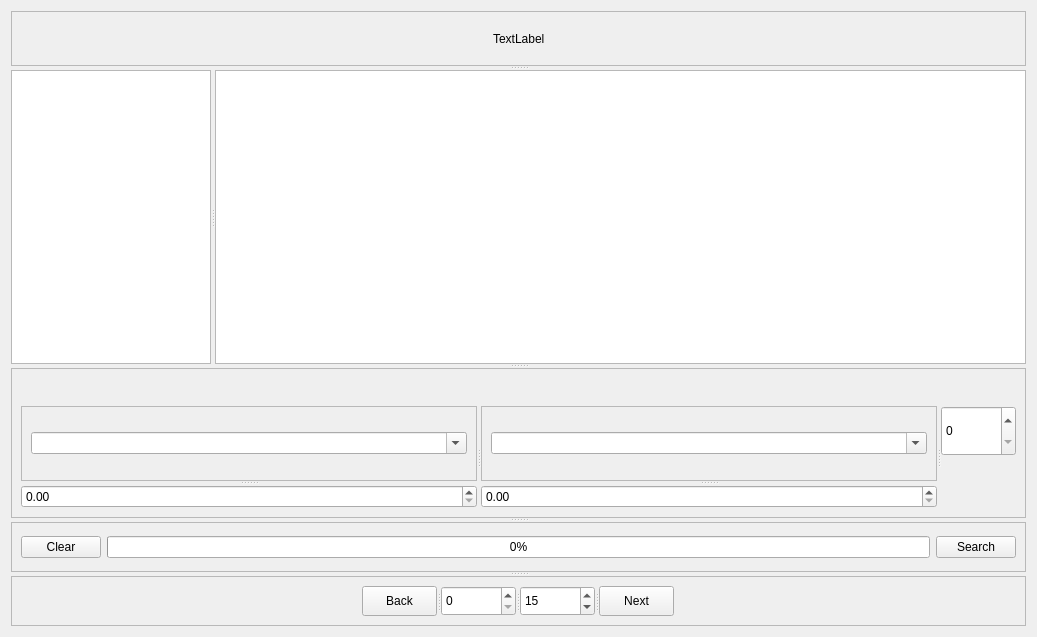
Qt form admin_client/client_gui/app/EditDB/forms/GenericWidgetProduct.ui (deskos-xp/SaffronServer) before a commit.
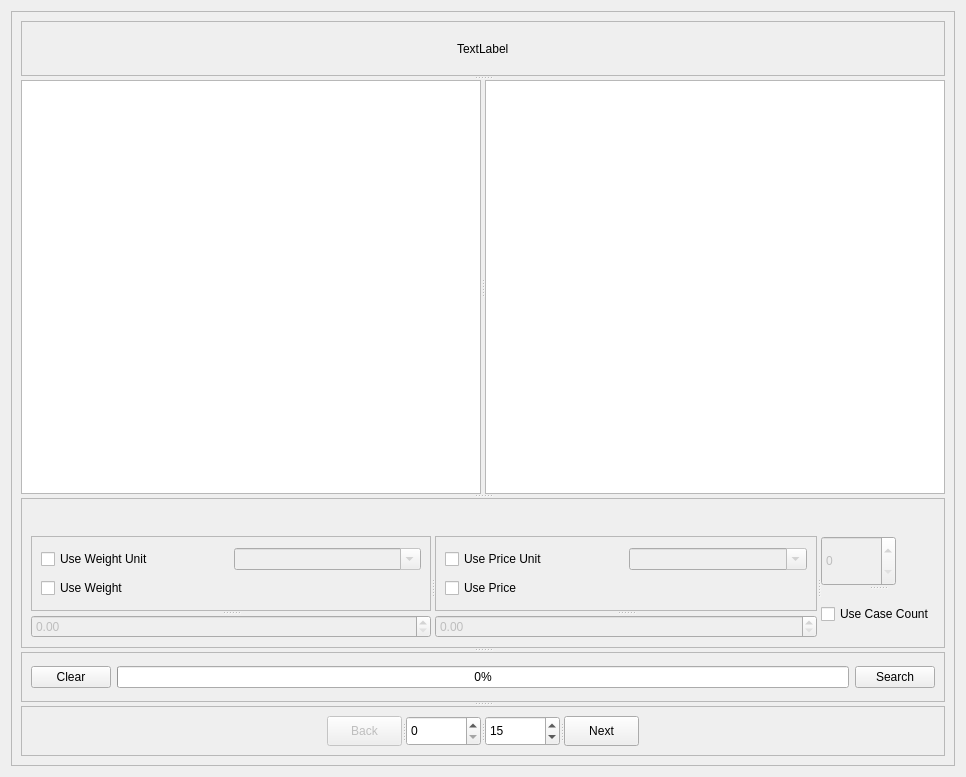
The same form after that commit.

Commit message: completed functionality for searching in edit db dialog, now new gui components are need

```diff
--- a/admin_client/client_gui/app/EditDB/forms/GenericWidgetProduct.ui
+++ b/admin_client/client_gui/app/EditDB/forms/GenericWidgetProduct.ui
@@ -6,8 +6,8 @@
    <rect>
     <x>0</x>
     <y>0</y>
-    <width>1037</width>
-    <height>637</height>
+    <width>966</width>
+    <height>777</height>
    </rect>
   </property>
   <property name="windowTitle">
@@ -15,6 +15,21 @@
   </property>
   <layout class="QGridLayout" name="gridLayout_3">
    <item row="0" column="0">
+    <widget class="QScrollArea" name="scrollArea">
+     <property name="widgetResizable">
+      <bool>true</bool>
+     </property>
+     <widget class="QWidget" name="scrollAreaWidgetContents">
+      <property name="geometry">
+       <rect>
+        <x>0</x>
+        <y>0</y>
+        <width>950</width>
+        <height>761</height>
+       </rect>
+      </property>
+      <layout class="QGridLayout" name="gridLayout_8">
+       <item row="0" column="0">
     <widget class="QSplitter" name="splitter_7">
      <property name="orientation">
       <enum>Qt::Vertical</enum>
@@ -73,14 +88,27 @@
        <enum>Qt::Horizontal</enum>
       </property>
       <widget class="QListView" name="results">
+           <property name="minimumSize">
+            <size>
+             <width>400</width>
+             <height>400</height>
+            </size>
+           </property>
        <property name="maximumSize">
         <size>
-         <width>200</width>
+             <width>16777215</width>
          <height>16777215</height>
         </size>
        </property>
       </widget>
-      <widget class="QTableView" name="terms"/>
+          <widget class="QTableView" name="terms">
+           <property name="minimumSize">
+            <size>
+             <width>400</width>
+             <height>400</height>
+            </size>
+           </property>
+          </widget>
      </widget>
      <widget class="QFrame" name="frame_4">
       <property name="minimumSize">
@@ -103,7 +131,7 @@
       </property>
       <layout class="QGridLayout" name="gridLayout_7">
        <item row="1" column="0">
-        <widget class="QSplitter" name="splitter_5">
+            <widget class="QSplitter" name="splitter_8">
          <property name="orientation">
           <enum>Qt::Horizontal</enum>
          </property>
@@ -125,8 +153,11 @@
             <enum>QFrame::Raised</enum>
            </property>
            <layout class="QGridLayout" name="gridLayout_6">
-            <item row="0" column="0">
+                <item row="0" column="1">
              <widget class="QComboBox" name="weightUnit">
+                  <property name="enabled">
+                   <bool>false</bool>
+                  </property>
               <property name="editable">
                <bool>true</bool>
               </property>
@@ -135,9 +166,32 @@
               </property>
              </widget>
             </item>
+                <item row="0" column="0">
+                 <widget class="QCheckBox" name="useWeightUnit">
+                  <property name="toolTip">
+                   <string>include weight unit in search</string>
+                  </property>
+                  <property name="text">
+                   <string>Use Weight Unit</string>
+                  </property>
+                 </widget>
+                </item>
+                <item row="1" column="0">
+                 <widget class="QCheckBox" name="useWeight">
+                  <property name="toolTip">
+                   <string>include weight in search</string>
+                  </property>
+                  <property name="text">
+                   <string>Use Weight</string>
+                  </property>
+                 </widget>
+                </item>
            </layout>
           </widget>
           <widget class="QDoubleSpinBox" name="weight">
+               <property name="enabled">
+                <bool>false</bool>
+               </property>
            <property name="maximum">
             <double>1000000000000000019884624838656.000000000000000</double>
            </property>
@@ -162,7 +216,20 @@
            </property>
            <layout class="QGridLayout" name="gridLayout_5">
             <item row="0" column="0">
+                 <widget class="QCheckBox" name="usePriceUnit">
+                  <property name="toolTip">
+                   <string>include price unit in search</string>
+                  </property>
+                  <property name="text">
+                   <string>Use Price Unit</string>
+                  </property>
+                 </widget>
+                </item>
+                <item row="0" column="1">
              <widget class="QComboBox" name="priceUnit">
+                  <property name="enabled">
+                   <bool>false</bool>
+                  </property>
               <property name="editable">
                <bool>true</bool>
               </property>
@@ -171,15 +238,38 @@
               </property>
              </widget>
             </item>
+                <item row="1" column="0">
+                 <widget class="QCheckBox" name="usePrice">
+                  <property name="toolTip">
+                   <string>include price in search</string>
+                  </property>
+                  <property name="text">
+                   <string>Use Price</string>
+                  </property>
+                 </widget>
+                </item>
            </layout>
           </widget>
           <widget class="QDoubleSpinBox" name="price">
+               <property name="enabled">
+                <bool>false</bool>
+               </property>
            <property name="maximum">
             <double>100000000000000005366162204393472.000000000000000</double>
            </property>
           </widget>
          </widget>
+             <widget class="QSplitter" name="splitter_5">
+              <property name="orientation">
+               <enum>Qt::Vertical</enum>
+              </property>
+              <property name="childrenCollapsible">
+               <bool>false</bool>
+              </property>
          <widget class="QSpinBox" name="casecount">
+               <property name="enabled">
+                <bool>false</bool>
+               </property>
           <property name="maximumSize">
            <size>
             <width>75</width>
@@ -193,6 +283,12 @@
            <number>999999999</number>
           </property>
          </widget>
+              <widget class="QCheckBox" name="useCaseCount">
+               <property name="text">
+                <string>Use Case Count</string>
+               </property>
+              </widget>
+             </widget>
         </widget>
        </item>
        <item row="0" column="0">
@@ -289,6 +385,9 @@
            <enum>Qt::Horizontal</enum>
           </property>
           <widget class="QPushButton" name="back">
+               <property name="enabled">
+                <bool>false</bool>
+               </property>
            <property name="maximumSize">
             <size>
              <width>75</width>
@@ -357,6 +456,10 @@
         </item>
        </layout>
       </widget>
+         </widget>
+        </widget>
+       </item>
+      </layout>
      </widget>
     </widget>
    </item>
```
Left out of the diff: 21 changed lines with no effect on the pictures. Lines whose indentation alone changed are shown as unchanged. The commit also changes 4 other files.
